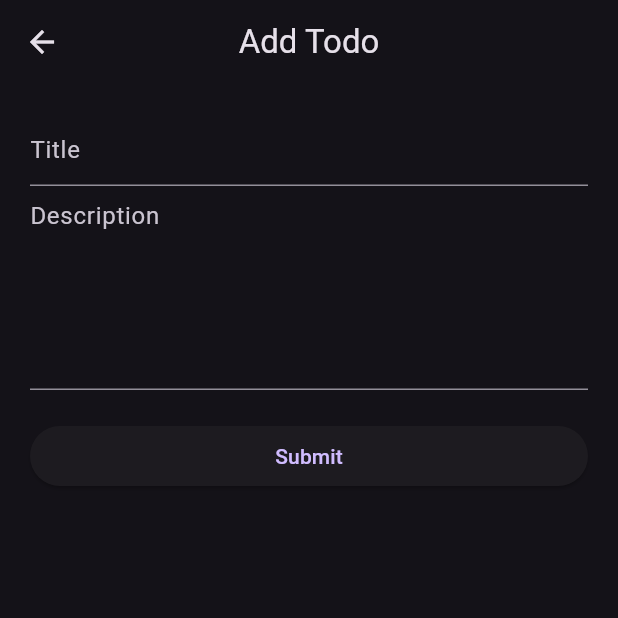
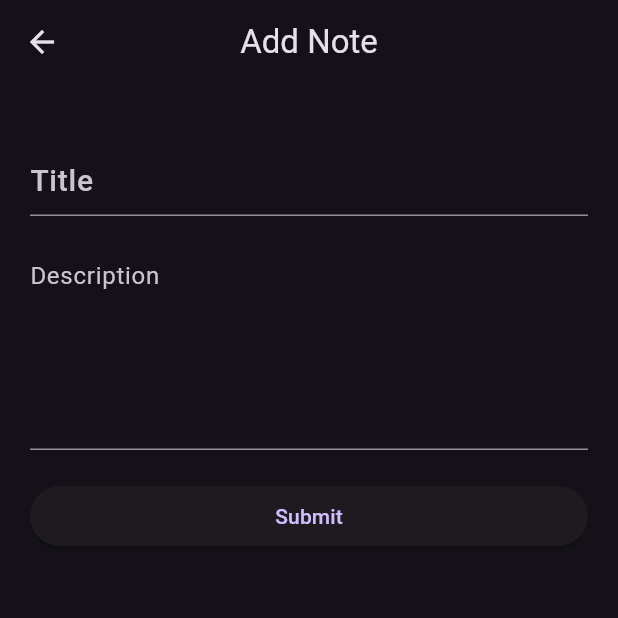
Before and after one commit to adhilfouzi/Todo_App_REST_API, a Flutter app: the AddTodoPage screen opened directly, on a phone screen of 412 x 824 dp, the top half of it. Run offline on Flutter 3.47's test engine with Material 3 defaults, Android fonts, the phone set to English and light mode, and no system bars; our stand-ins replace flutter_bloc; network calls fail.

Commit message:
some design changes done here

```diff
--- a/lib/presentation/add_todo.dart
+++ b/lib/presentation/add_todo.dart
@@ -5,16 +5,12 @@ import 'package:flutter_bloc/flutter_bloc.dart';
 import 'package:todo_app_rest_api/bloc/todo_bloc.dart';
 import 'package:todo_app_rest_api/bloc/todo_state.dart';
 import 'package:todo_app_rest_api/data/repository/todo_reposiory.dart';
+import 'package:todo_app_rest_api/data/widget/message_widget.dart';
 import 'package:todo_app_rest_api/presentation/todo_list.dart';
 
-class AddTodoPage extends StatefulWidget {
+class AddTodoPage extends StatelessWidget {
   const AddTodoPage({super.key});
 
-  @override
-  State<AddTodoPage> createState() => _AddTodoPageState();
-}
-
-class _AddTodoPageState extends State<AddTodoPage> {
   @override
   Widget build(BuildContext context) {
     TextEditingController titleController = TextEditingController();
@@ -25,31 +21,47 @@ class _AddTodoPageState extends State<AddTodoPage> {
       child: Scaffold(
         appBar: AppBar(
           centerTitle: true,
-          title: const Text('Add Todo'),
+          title: const Text('Add Note'),
         ),
         body: BlocListener<TodoBloc, TodoState>(
           listener: (context, state) {
             if (state is TodoAddedSuccess) {
-              showSuccessMessage('Creation Success');
               titleController.clear();
               descriptionController.clear();
             } else if (state is TodoAddErrorState) {
-              showErrorMessage(state.message);
+              SnackbarUtils.showError(context, state.message);
             }
           },
           child: ListView(
             padding: const EdgeInsets.all(20),
             children: [
+              const SizedBox(
+                height: 20,
+              ),
               TextField(
+                minLines: 1,
+                maxLines: 2,
+                keyboardType: TextInputType.multiline,
                 controller: titleController,
+                textCapitalization: TextCapitalization.sentences,
                 decoration: const InputDecoration(hintText: 'Title'),
+                style:
+                    const TextStyle(fontWeight: FontWeight.w500, fontSize: 20),
+              ),
+              const SizedBox(
+                height: 20,
               ),
               TextField(
                 controller: descriptionController,
-                decoration: const InputDecoration(hintText: 'Description'),
+                textCapitalization: TextCapitalization.sentences,
+                decoration: const InputDecoration(
+                  hintText: 'Description',
+                ),
                 keyboardType: TextInputType.multiline,
                 minLines: 5,
                 maxLines: 10,
+                style:
+                    const TextStyle(fontWeight: FontWeight.w400, fontSize: 16),
               ),
               const SizedBox(height: 20),
               ElevatedButton(
@@ -64,6 +76,7 @@ class _AddTodoPageState extends State<AddTodoPage> {
                   Navigator.of(context).pushAndRemoveUntil(
                       MaterialPageRoute(builder: (context) => const TodoList()),
                       (route) => false);
+                  SnackbarUtils.showSuccess(context, 'Creation Success');
                 },
                 child: const Text('Submit'),
               )
@@ -73,21 +86,4 @@ class _AddTodoPageState extends State<AddTodoPage> {
       ),
     );
   }
-
-  void showSuccessMessage(String message) {
-    final snackBar = SnackBar(content: Text(message));
-    ScaffoldMessenger.of(context).showSnackBar(snackBar);
-    Navigator.of(context).pop(true);
-  }
-
-  void showErrorMessage(String message) {
-    final snackBar = SnackBar(
-      content: Text(
-        message,
-        style: const TextStyle(color: Colors.white),
-      ),
-      backgroundColor: Colors.red,
-    );
-    ScaffoldMessenger.of(context).showSnackBar(snackBar);
-  }
 }
```
Also changed, not shown: lib/bloc/todo_bloc.dart (+0 -93 lines), lib/data/widget/message_widget.dart (+8 -2 lines), lib/presentation/edit_todo.dart (+23 -21 lines), lib/presentation/todo_list.dart (+20 -12 lines), lib/service/todo_service.dart (deleted, +0 -47 lines), 1 other file.
